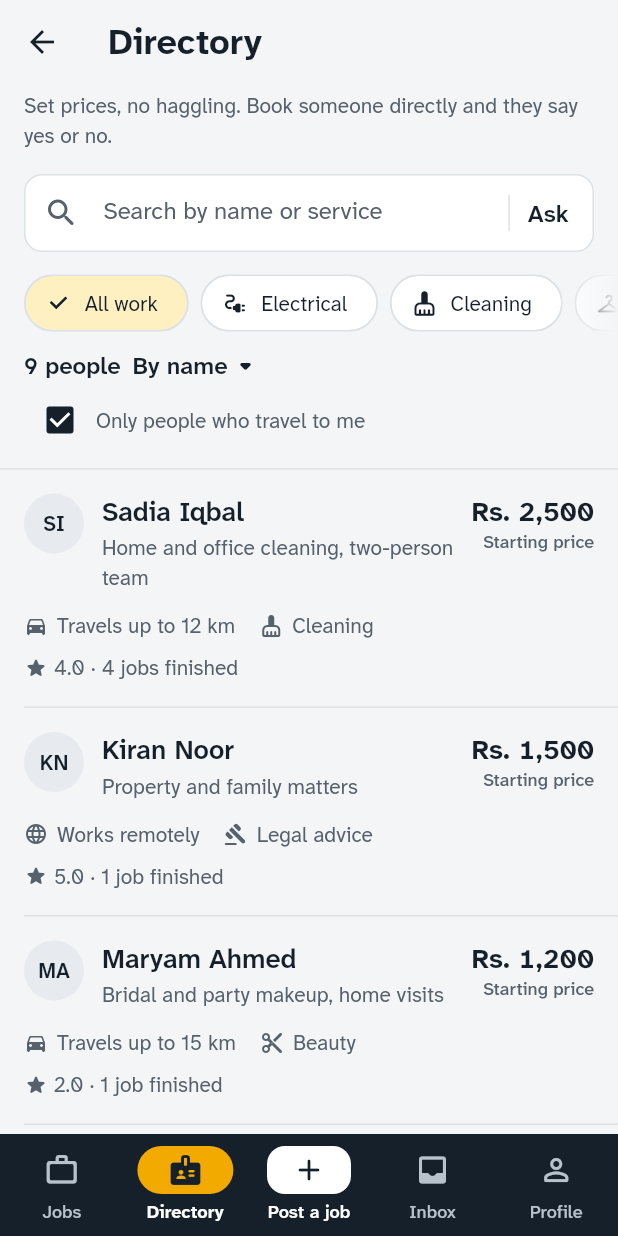
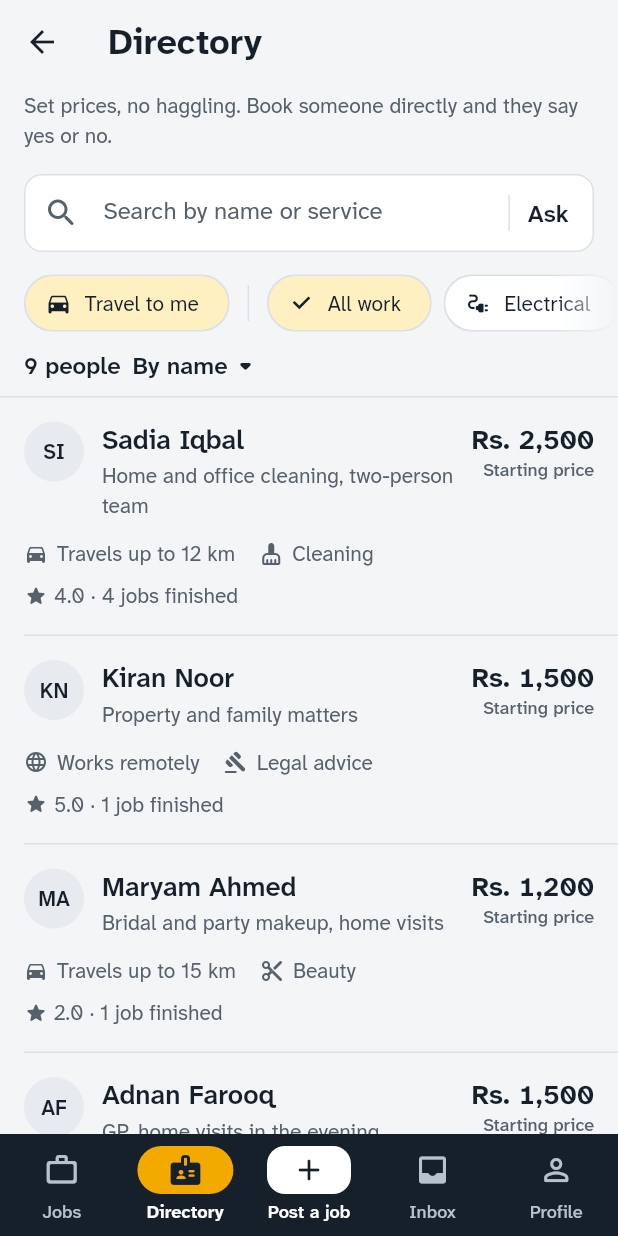
Before and after one commit to HamzaAnjum96/Trust-Hire, a Flutter app: the AppShell screen opened directly, item 2 of the bottom bar chosen, on a phone screen of 412 x 824 dp. Run offline on Flutter 3.47's test engine with Material 3 defaults, Android fonts, the phone set to English and light mode, and no system bars; our stand-ins replace audioplayers, flutter_map, geolocator, image_picker, latlong2, shared_preferences and 1 more; missing offline and left inert: record; accounts and stored records are empty.

Commit message:
Directory: Travel to me becomes the first filter chip (0.32.0)
Co-Authored-By: Claude Opus 5.5 <noreply@anthropic.com>
Claude-Session: https://claude.ai/code/session_01R9Kadtc5ZtJezFf1n63pfW

```diff
--- a/code/frontend/lib/core/app_version.dart
+++ b/code/frontend/lib/core/app_version.dart
@@ -17,11 +17,11 @@ class AppVersion {
 
   /// Must match the `version:` line in `pubspec.yaml`, without the build
   /// number after the `+`.
-  static const name = '0.31.0';
+  static const name = '0.32.0';
 
   /// The build number — the part after the `+` in `pubspec.yaml`. Increments
   /// on every push, and never resets.
-  static const build = 56;
+  static const build = 57;
 
   /// What the app shows: `v0.18.0 (29)`.
   static String get label => 'v$name ($build)';
--- a/code/frontend/lib/features/directory/directory_screen.dart
+++ b/code/frontend/lib/features/directory/directory_screen.dart
@@ -102,6 +102,27 @@ class _DirectoryScreenState extends State<DirectoryScreen> {
     final isFiltered = query.trim().isNotEmpty || tag != null;
 
     final categories = [
+      // **Who comes to you, as the first chip since 0.32.** It was a checkbox
+      // on a line of its own under the count, a form control in a list a
+      // person browses, and a whole row of height before the first person.
+      // A chip says the same with the other filters: on by default, turmeric
+      // while on, and off with a tap.
+      FilterChip(
+        avatar: const Icon(Icons.directions_car_rounded, size: 18),
+        showCheckmark: false,
+        label: Text(strings.directoryTravelsToMe),
+        tooltip: strings.directoryWithinReach,
+        selected: _withinReach,
+        onSelected: (value) => setState(() => _withinReach = value),
+      ),
+      // A hairline between the one switch and the categories, which choose
+      // one of many.
+      Container(
+        width: 1,
+        height: 24,
+        margin: const EdgeInsets.symmetric(horizontal: BrandSizing.spaceXs),
+        color: context.colours.line,
+      ),
       ChoiceChip(
         label: Text(strings.directoryAllWork),
         selected: tag == null,
@@ -213,8 +234,6 @@ class _DirectoryScreenState extends State<DirectoryScreen> {
                     canSortByDistance: here != null,
                     onOrder: (value) => setState(() => _order = value),
                     withinReach: _withinReach,
-                    onWithinReach: (value) =>
-                        setState(() => _withinReach = value),
                   ),
                 ),
 
@@ -266,7 +285,6 @@ class _DirectoryControls extends StatelessWidget {
     required this.canSortByDistance,
     required this.onOrder,
     required this.withinReach,
-    required this.onWithinReach,
   });
 
   final int count;
@@ -274,7 +292,6 @@ class _DirectoryControls extends StatelessWidget {
   final bool canSortByDistance;
   final ValueChanged<DirectoryOrder> onOrder;
   final bool withinReach;
-  final ValueChanged<bool> onWithinReach;
 
   String _label(AppStrings strings, DirectoryOrder value) => switch (value) {
     DirectoryOrder.byName => strings.directoryOrderByName,
@@ -340,40 +357,11 @@ class _DirectoryControls extends StatelessWidget {
           ],
         ),
 
-        // Not a Switch in a settings row: this changes what the list *is*, so
-        // it sits with the list rather than somewhere the hirer has to
-        // remember visiting.
-        Row(
-          children: [
-            Checkbox(
-              value: withinReach,
-              onChanged: (value) => onWithinReach(value ?? true),
-            ),
-            Expanded(
-              child: InkWell(
-                // The checkbox beside it takes keyboard focus; one stop, not
-                // two, for one setting.
-                canRequestFocus: false,
-                onTap: () => onWithinReach(!withinReach),
-                child: Padding(
-                  padding: const EdgeInsets.symmetric(
-                    vertical: BrandSizing.spaceSm,
-                  ),
-                  child: Text(
-                    strings.directoryWithinReach,
-                    style: theme.textTheme.bodyMedium,
-                  ),
-                ),
-              ),
-            ),
-          ],
-        ),
-
         // Only when it is off, and only as a statement of fact. A hirer who
         // widened the net deliberately does not need talking out of it.
         if (!withinReach)
           Padding(
-            padding: const EdgeInsets.only(left: BrandSizing.spaceMd),
+            padding: const EdgeInsets.only(top: BrandSizing.spaceXs),
             child: Text(
               strings.directoryWithinReachOff,
               style: theme.textTheme.labelSmall?.copyWith(
--- a/code/frontend/lib/l10n/app_en.arb
+++ b/code/frontend/lib/l10n/app_en.arb
@@ -1025,6 +1025,10 @@
   "directoryOrderByDistance": "Nearest first",
   "directoryOrderByPrice": "Cheapest first",
   "directoryWithinReach": "Only people who travel to me",
+  "directoryTravelsToMe": "Travel to me",
+  "@directoryTravelsToMe": {
+    "description": "Directory filter chip: only people who travel to the hirer. Short; the tooltip says it in full"
+  },
   "directoryWithinReachOff": "Showing everyone, including people who do not travel this far.",
   "directoryNoMatch": "Nothing matches that",
   "directoryNoMatchMessage": "Try fewer words, another kind of work, or turn off \"Only people who travel to me\".",
--- a/code/frontend/lib/l10n/app_localizations.dart
+++ b/code/frontend/lib/l10n/app_localizations.dart
@@ -2342,6 +2342,12 @@ abstract class AppStrings {
   /// **'Only people who travel to me'**
   String get directoryWithinReach;
 
+  /// Directory filter chip: only people who travel to the hirer. Short; the tooltip says it in full
+  ///
+  /// In en, this message translates to:
+  /// **'Travel to me'**
+  String get directoryTravelsToMe;
+
   /// No description provided for @directoryWithinReachOff.
   ///
   /// In en, this message translates to:
--- a/code/frontend/lib/l10n/app_localizations_en.dart
+++ b/code/frontend/lib/l10n/app_localizations_en.dart
@@ -1348,6 +1348,9 @@ class AppStringsEn extends AppStrings {
 
   @override
   String get directoryWithinReach => 'Only people who travel to me';
+
+  @override
+  String get directoryTravelsToMe => 'Travel to me';
 
   @override
   String get directoryWithinReachOff =>
--- a/code/frontend/lib/l10n/app_localizations_ur.dart
+++ b/code/frontend/lib/l10n/app_localizations_ur.dart
@@ -1359,6 +1359,9 @@ class AppStringsUr extends AppStrings {
 
   @override
   String get directoryWithinReach => 'صرف وہ لوگ جو میرے پاس آتے ہیں';
+
+  @override
+  String get directoryTravelsToMe => 'میرے پاس آئیں';
 
   @override
   String get directoryWithinReachOff =>
--- a/code/frontend/lib/l10n/app_ur.arb
+++ b/code/frontend/lib/l10n/app_ur.arb
@@ -374,6 +374,7 @@
   "directoryOrderByDistance": "قریب ترین پہلے",
   "directoryOrderByPrice": "سب سے کم قیمت پہلے",
   "directoryWithinReach": "صرف وہ لوگ جو میرے پاس آتے ہیں",
+  "directoryTravelsToMe": "میرے پاس آئیں",
   "directoryWithinReachOff": "سب دکھائے جا رہے ہیں، وہ بھی جو اتنی دور نہیں آتے۔",
   "directoryNoMatch": "اس سے کچھ نہیں ملا",
   "directoryNoMatchMessage": "کم الفاظ آزمائیں، کام کی دوسری قسم دیکھیں، یا \"صرف وہ لوگ جو میرے پاس آتے ہیں\" بند کر دیں۔",
--- a/code/frontend/pubspec.yaml
+++ b/code/frontend/pubspec.yaml
@@ -5,7 +5,7 @@ publish_to: 'none'
 # Source of truth for the app version. Mirrored in lib/core/app_version.dart,
 # which test/version_test.dart checks against this line. Bump both on every
 # push that changes the app.
-version: 0.31.0+56
+version: 0.32.0+57
 
 environment:
   sdk: ^3.12.2
```
Also changed, not shown: 1 other file.
